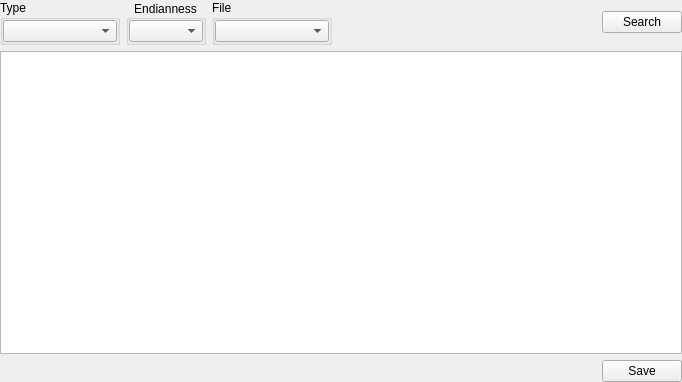
The window that SearchSignatures/searchsignatureswidget.ui (horsicq/FormatWidgets) describes before a commit, drawn with Qt 5.
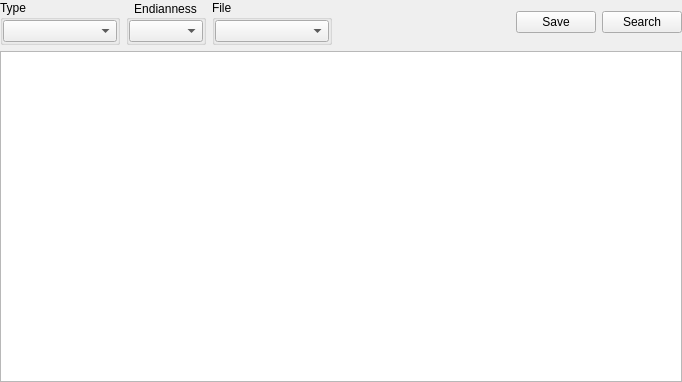
The same window after the commit.

What changed in the file:
```diff
--- a/SearchSignatures/searchsignatureswidget.ui
+++ b/SearchSignatures/searchsignatureswidget.ui
@@ -134,6 +134,13 @@
        </property>
       </widget>
      </item>
+     <item>
+      <widget class="QPushButton" name="pushButtonSave">
+       <property name="text">
+        <string>Save</string>
+       </property>
+      </widget>
+     </item>
      <item>
       <widget class="QPushButton" name="pushButtonSearch">
        <property name="text">
@@ -174,30 +181,6 @@
      </attribute>
     </widget>
    </item>
-   <item>
-    <layout class="QHBoxLayout" name="horizontalLayout">
-     <item>
-      <spacer name="horizontalSpacer">
-       <property name="orientation">
-        <enum>Qt::Horizontal</enum>
-       </property>
-       <property name="sizeHint" stdset="0">
-        <size>
-         <width>40</width>
-         <height>20</height>
-        </size>
-       </property>
-      </spacer>
-     </item>
-     <item>
-      <widget class="QPushButton" name="pushButtonSave">
-       <property name="text">
-        <string>Save</string>
-       </property>
-      </widget>
-     </item>
-    </layout>
-   </item>
   </layout>
  </widget>
  <resources/>
```
